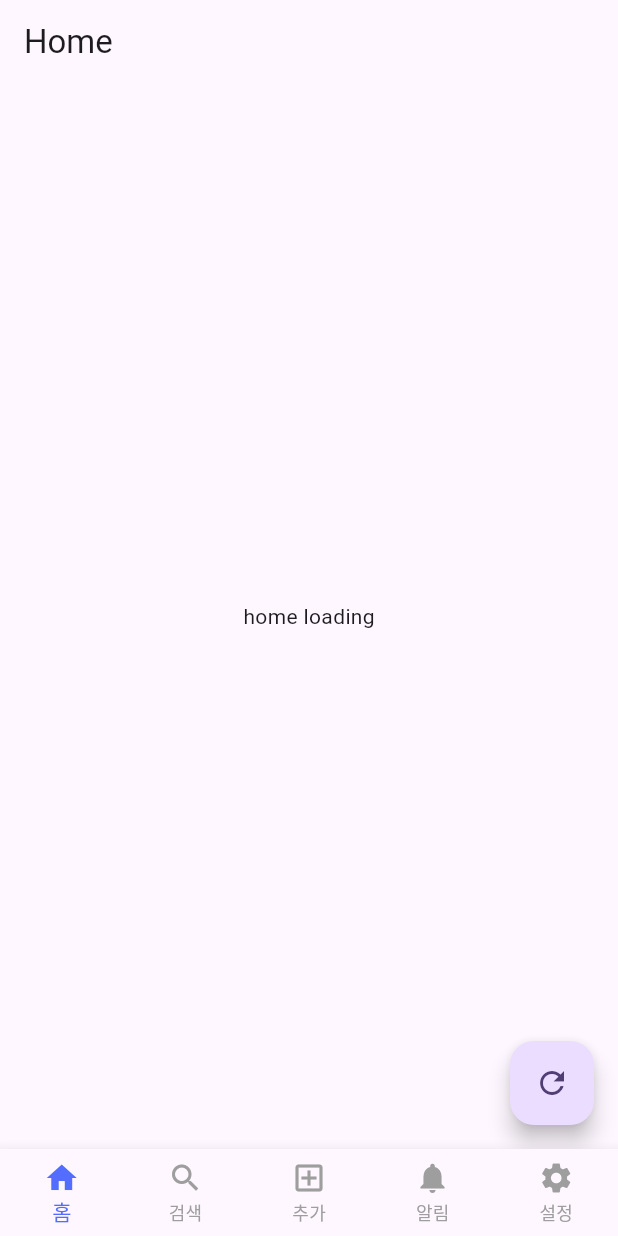
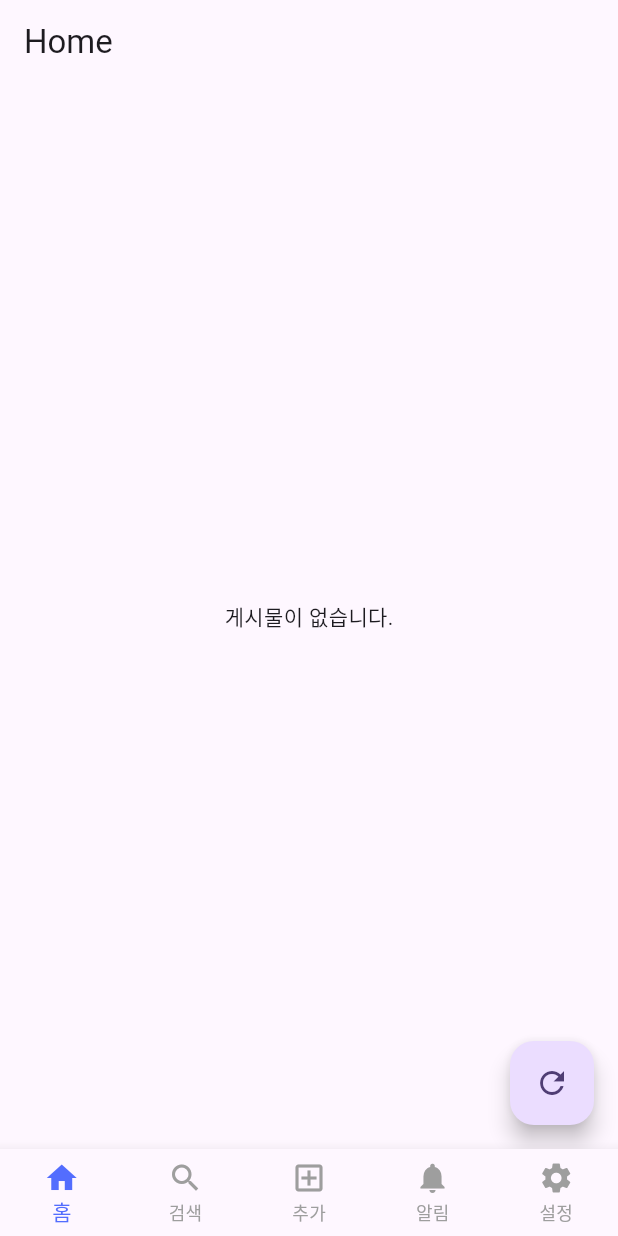
Before and after one commit to kumgold/blind-clone-flutter, a Flutter app: the screen it shows after launch, after a tap on the "refresh" icon, on a phone screen of 412 x 824 dp. Run offline on Flutter 3.47's test engine with Material 3 defaults, Android fonts, the phone set to English and light mode, and no system bars; our stand-ins replace equatable, firebase_core, firebase_database, flutter_bloc; accounts and stored records are empty.

Commit message:
📝 firebase database 연결
- get test data

```diff
--- /dev/null
+++ b/blind-clone/lib/data/post.dart
@@ -0,0 +1,21 @@
+import 'package:equatable/equatable.dart';
+
+class Post extends Equatable {
+  final String id;
+  final String title;
+  final String content;
+
+  const Post({required this.id, required this.title, required this.content});
+
+  // JSON(Map)에서 Post 객체로 변환하는 factory 생성자
+  factory Post.fromJson(String id, Map<String, dynamic> json) {
+    return Post(
+      id: id,
+      title: json['title'] ?? '제목 없음',
+      content: json['content'] ?? '내용 없음',
+    );
+  }
+
+  @override
+  List<Object?> get props => [id, title, content];
+}
--- /dev/null
+++ b/blind-clone/lib/data/post_repository.dart
@@ -0,0 +1,24 @@
+import 'package:blind_clone_flutter/data/post.dart';
+import 'package:firebase_database/firebase_database.dart';
+
+class PostRepository {
+  final DatabaseReference _postsRef = FirebaseDatabase.instance.ref('posts');
+
+  // 'posts' 경로의 데이터를 실시간 Stream으로 반환
+  Stream<List<Post>> getPostsStream() {
+    return _postsRef.onValue.map((event) {
+      final data = event.snapshot.value as Map<dynamic, dynamic>?;
+      if (data == null) {
+        return []; // 데이터가 없으면 빈 리스트 반환
+      }
+
+      final posts = data.entries.map((entry) {
+        // entry.key는 Firebase에서 생성된 고유 키
+        // entry.value는 title, content를 담고 있는 Map
+        return Post.fromJson(entry.key, Map<String, dynamic>.from(entry.value));
+      }).toList();
+
+      return posts;
+    });
+  }
+}
--- a/blind-clone/lib/main.dart
+++ b/blind-clone/lib/main.dart
@@ -1,3 +1,4 @@
+import 'package:blind_clone_flutter/data/post_repository.dart';
 import 'package:blind_clone_flutter/ui/home/home_bloc.dart';
 import 'package:blind_clone_flutter/ui/home/home_screen.dart';
 import 'package:firebase_core/firebase_core.dart';
@@ -42,7 +43,10 @@ class _MainPageState extends State<MainPage> {
   // 각 탭에 해당하는 페이지 위젯들을 리스트로 정의
   static final List<Widget> _widgetOptions = <Widget>[
     // 각 탭을 눌렀을 때 보여줄 페이지 위젯들
-    BlocProvider(create: (context) => HomeBloc(), child: const HomeScreen()),
+    BlocProvider(
+      create: (context) => HomeBloc(postRepository: PostRepository()),
+      child: const HomeScreen(),
+    ),
     PlaceholderPage(pageTitle: '검색'),
     PlaceholderPage(pageTitle: '추가'),
     PlaceholderPage(pageTitle: '알림'),
--- a/blind-clone/lib/ui/home/home_bloc.dart
+++ b/blind-clone/lib/ui/home/home_bloc.dart
@@ -1,19 +1,68 @@
-import 'package:blind_clone_flutter/ui/home/home_event.dart';
+import 'dart:async';
+
+import 'package:blind_clone_flutter/data/post.dart';
+import 'package:blind_clone_flutter/data/post_repository.dart';
 import 'package:blind_clone_flutter/ui/home/home_state.dart';
+import 'package:equatable/equatable.dart';
 import 'package:flutter_bloc/flutter_bloc.dart';
 
 class HomeBloc extends Bloc<HomeEvent, HomeState> {
-  HomeBloc() : super(HomeInitial()) {
-    on<FetchDataEvent>((event, emit) async {
-      emit(HomeLoading());
+  final PostRepository _postRepository;
+  StreamSubscription? _postsSubscription;
 
-      try {
-        await Future.delayed(const Duration(seconds: 2));
+  HomeBloc({required PostRepository postRepository})
+    : _postRepository = postRepository,
+      super(HomeLoading()) {
+    // 초기 상태는 로딩
+    on<FetchPosts>(_onFetchPosts);
+    on<_HomeUpdated>(_onPostsUpdated);
+  }
 
-        emit(const HomeResult(message: 'fetch data successed'));
-      } catch (e) {
-        emit(const HomeError(errorMessage: 'fetch data failed'));
-      }
-    });
+  void _onFetchPosts(FetchPosts event, Emitter<HomeState> emit) {
+    // 기존 구독이 있다면 취소
+    _postsSubscription?.cancel();
+
+    // 리포지토리의 스트림을 구독
+    _postsSubscription = _postRepository.getPostsStream().listen(
+      (posts) {
+        // 스트림에서 새로운 데이터가 오면 _PostsUpdated 이벤트를 발생시킴
+        add(_HomeUpdated(posts));
+      },
+      onError: (error) {
+        // 스트림에서 에러 발생 시 PostsError 상태로 변경
+        emit(HomeError(errorMessage: '데이터를 불러오는 데 실패했습니다: $error'));
+      },
+    );
+  }
+
+  void _onPostsUpdated(_HomeUpdated event, Emitter<HomeState> emit) {
+    // 새로운 게시물 리스트와 함께 PostsLoaded 상태로 변경
+    emit(HomeResult(posts: event.posts));
+  }
+
+  @override
+  Future<void> close() {
+    // BLoC이 소멸될 때 스트림 구독을 반드시 취소
+    _postsSubscription?.cancel();
+    return super.close();
   }
 }
+
+abstract class HomeEvent extends Equatable {
+  const HomeEvent();
+
+  @override
+  List<Object> get props => [];
+}
+
+class FetchPosts extends HomeEvent {}
+
+// 내부적으로 스트림에서 새로운 데이터가 왔을 때 사용할 이벤트
+class _HomeUpdated extends HomeEvent {
+  final List<Post> posts;
+
+  const _HomeUpdated(this.posts);
+
+  @override
+  List<Object> get props => [posts];
+}
--- a/blind-clone/lib/ui/home/home_event.dart
+++ b/blind-clone/lib/ui/home/home_event.dart
@@ -1,3 +1,4 @@
+import 'package:blind_clone_flutter/data/post.dart';
 import 'package:equatable/equatable.dart';
 
 abstract class HomeEvent extends Equatable {
@@ -7,4 +8,14 @@ abstract class HomeEvent extends Equatable {
   List<Object> get props => [];
 }
 
-class FetchDataEvent extends HomeEvent {}
+class FetchPosts extends HomeEvent {}
+
+// 내부적으로 스트림에서 새로운 데이터가 왔을 때 사용할 이벤트
+class _HomeUpdated extends HomeEvent {
+  final List<Post> posts;
+
+  const _HomeUpdated(this.posts);
+
+  @override
+  List<Object> get props => [posts];
+}
--- a/blind-clone/lib/ui/home/home_screen.dart
+++ b/blind-clone/lib/ui/home/home_screen.dart
@@ -1,5 +1,4 @@
 import 'package:blind_clone_flutter/ui/home/home_bloc.dart';
-import 'package:blind_clone_flutter/ui/home/home_event.dart';
 import 'package:blind_clone_flutter/ui/home/home_state.dart';
 import 'package:flutter/material.dart';
 import 'package:flutter_bloc/flutter_bloc.dart';
@@ -20,13 +19,29 @@ class HomeScreen extends StatelessWidget {
             if (state is HomeLoading) {
               return Text('home loading');
             }
+
+            if (state is HomeResult) {
+              if (state.posts.isEmpty) {
+                return const Center(child: Text('게시물이 없습니다.'));
+              }
+              return ListView.builder(
+                itemCount: state.posts.length,
+                itemBuilder: (context, index) {
+                  final post = state.posts[index];
+                  return ListTile(
+                    title: Text(post.title),
+                    subtitle: Text(post.content),
+                  );
+                },
+              );
+            }
             return Text('error state');
           },
         ),
       ),
       floatingActionButton: FloatingActionButton(
         onPressed: () {
-          context.read<HomeBloc>().add(FetchDataEvent());
+          context.read<HomeBloc>().add(FetchPosts());
         },
         child: const Icon(Icons.refresh),
       ),
--- a/blind-clone/lib/ui/home/home_state.dart
+++ b/blind-clone/lib/ui/home/home_state.dart
@@ -1,3 +1,4 @@
+import 'package:blind_clone_flutter/data/post.dart';
 import 'package:equatable/equatable.dart';
 
 abstract class HomeState extends Equatable {
@@ -12,12 +13,12 @@ class HomeInitial extends HomeState {}
 class HomeLoading extends HomeState {}
 
 class HomeResult extends HomeState {
-  final String message;
+  final List<Post> posts;
 
-  const HomeResult({required this.message});
+  const HomeResult({required this.posts});
 
   @override
-  List<Object> get props => [message];
+  List<Object> get props => [posts];
 }
 
 class HomeError extends HomeState {
```
